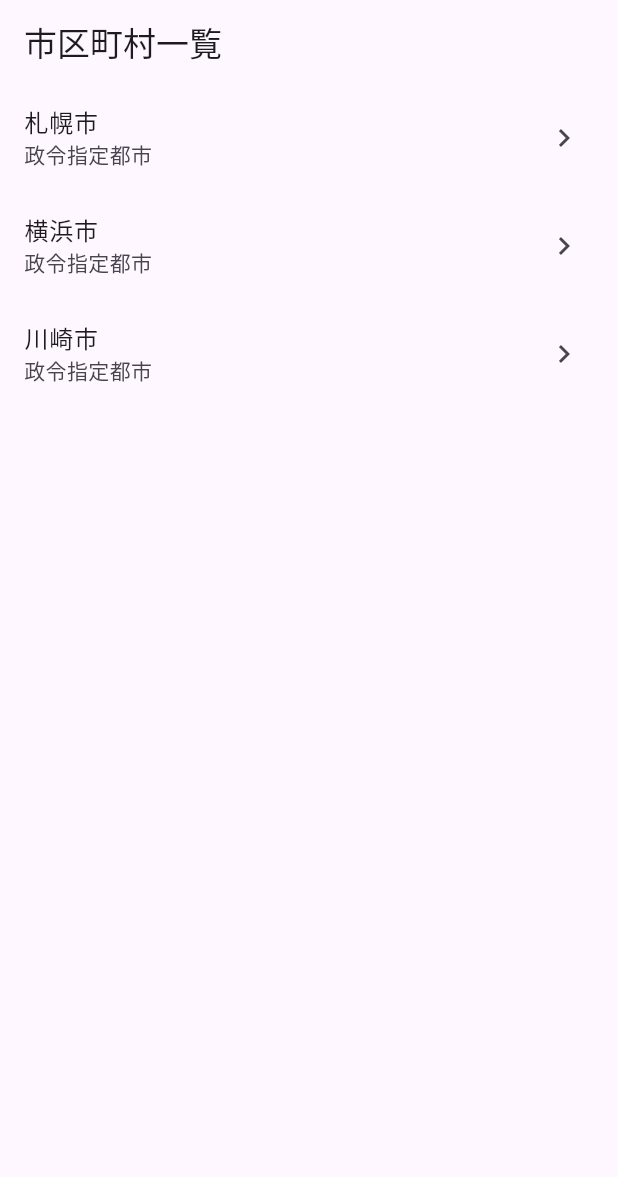
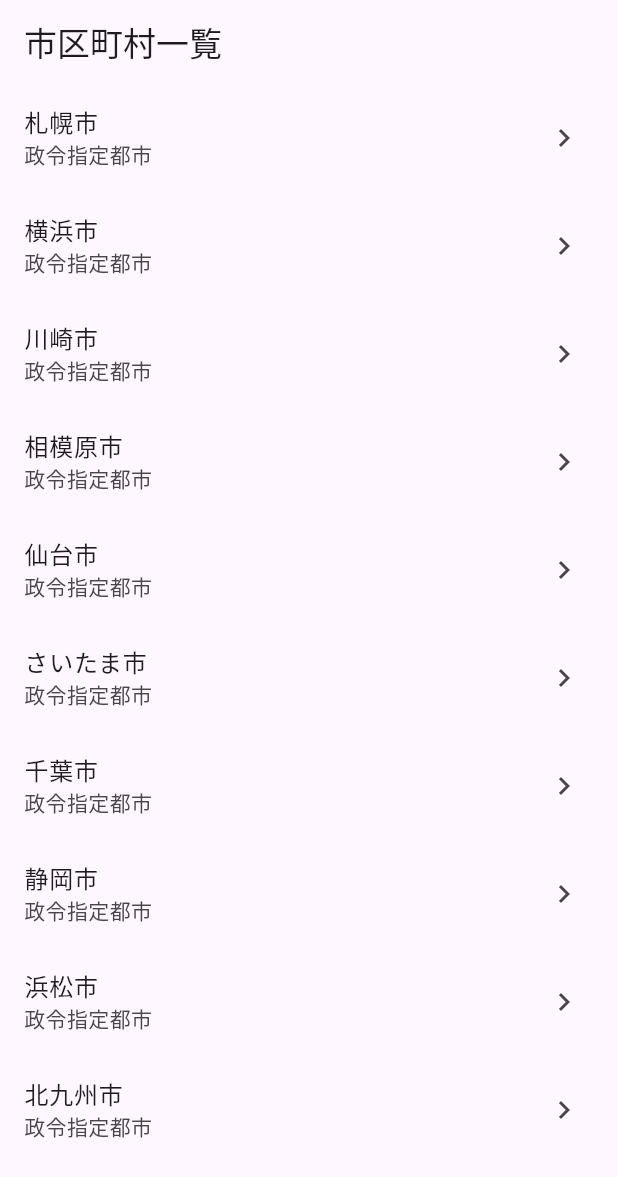
Before and after one commit to tsuruobiz/resas_app, a Flutter app: the screen it shows after launch, on a phone screen of 412 x 824 dp. Shown: the top 1177 px of the screen. Run offline on Flutter 3.47's test engine with Material 3 defaults, Android fonts, the phone set to English and light mode, and no system bars.

Commit message:
市区町村のサンプルデータを10個にした

```diff
--- a/lib/city_list_page.dart
+++ b/lib/city_list_page.dart
@@ -7,7 +7,18 @@ class CityListPage extends StatelessWidget {
 
   @override
   Widget build(BuildContext context) {
-    const cities = ['札幌市', '横浜市', '川崎市'];
+    const cities = [
+      '札幌市',
+      '横浜市',
+      '川崎市',
+      '相模原市',
+      '仙台市',
+      'さいたま市',
+      '千葉市',
+      '静岡市',
+      '浜松市',
+      '北九州市',
+    ];
 
     return Scaffold(
       appBar: AppBar(
```
